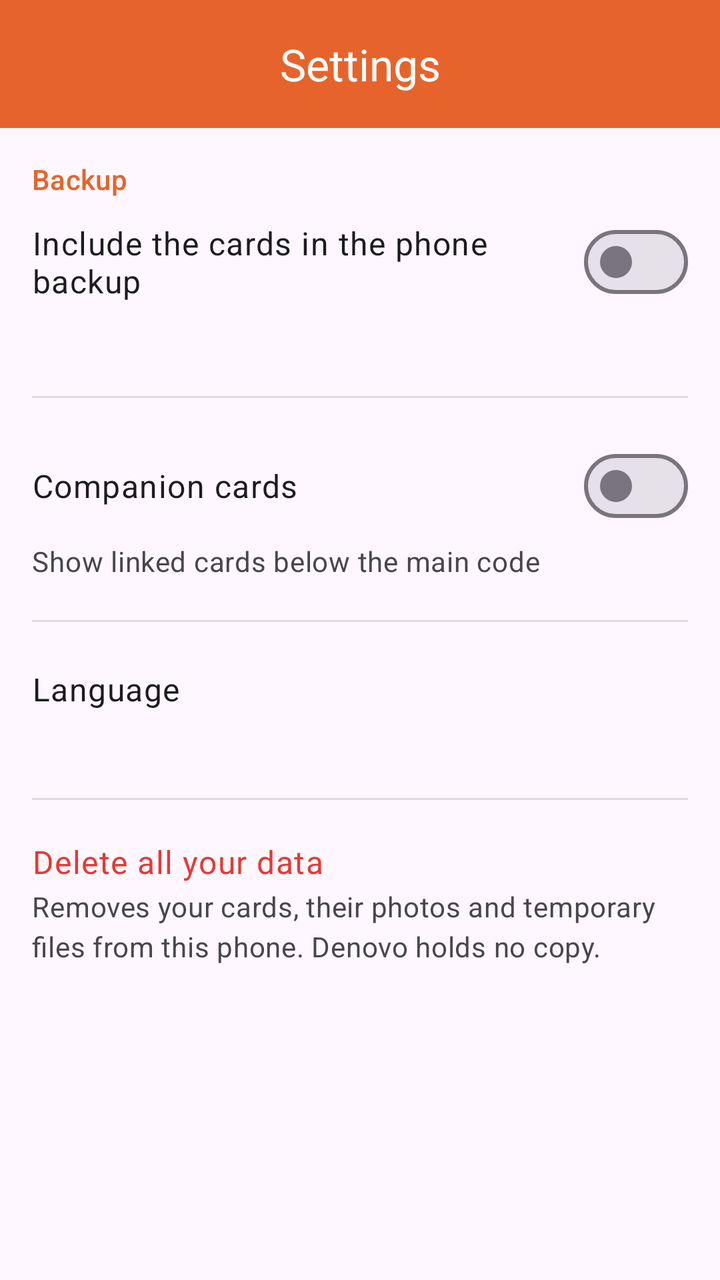
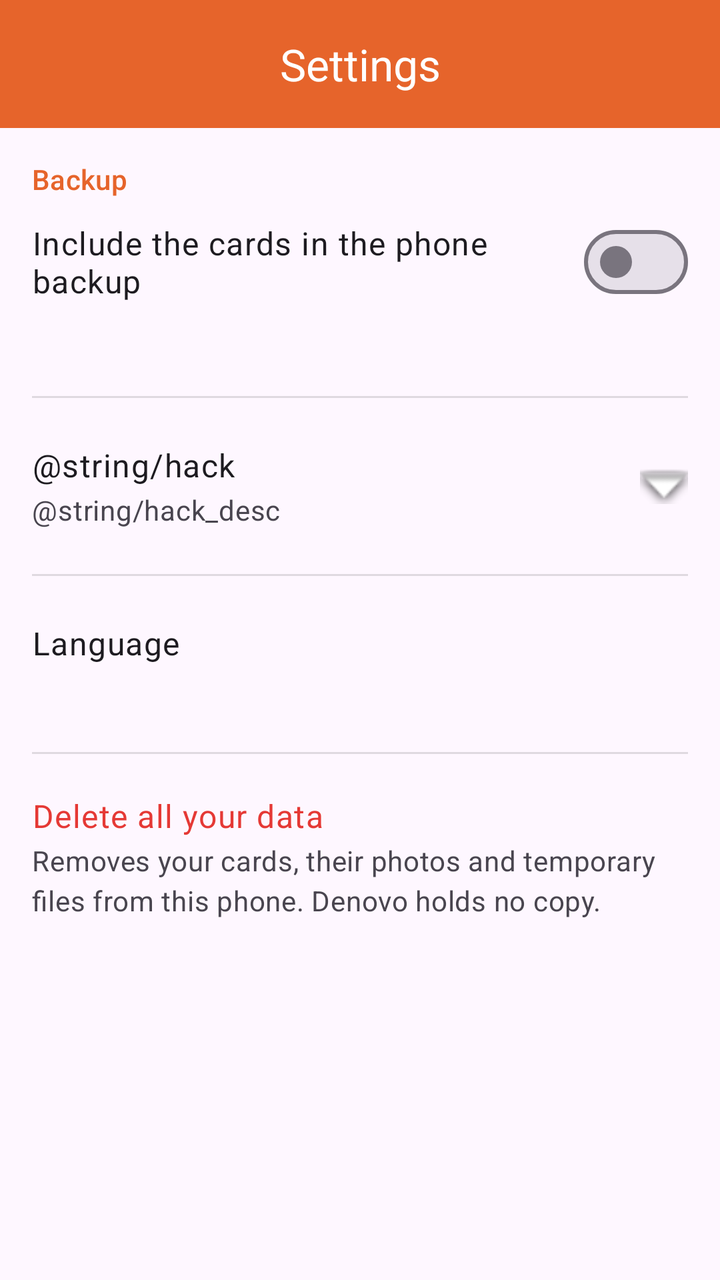

Before-and-after screenshots of an Android layout around one commit, followed by the original layout XML and the change that was made.
<!-- AndroidManifest.xml: application theme Tema.OpenCard -->
<!-- res/layout/activity_impostazioni.xml -->
<?xml version="1.0" encoding="utf-8"?>
<androidx.coordinatorlayout.widget.CoordinatorLayout
    xmlns:android="http://schemas.android.com/apk/res/android"
    xmlns:app="http://schemas.android.com/apk/res-auto"
    android:id="@+id/radice"
    android:layout_width="match_parent"
    android:layout_height="match_parent"
    android:fitsSystemWindows="true">

    <com.google.android.material.appbar.AppBarLayout
        android:layout_width="match_parent"
        android:layout_height="wrap_content"
        android:background="@color/brand"
        app:elevation="0dp">

        <com.google.android.material.appbar.MaterialToolbar
            android:id="@+id/barra"
            style="@style/Barra.OpenCard"
            android:layout_width="match_parent"
            android:layout_height="?attr/actionBarSize"
            app:title="@string/impostazioni"
            app:titleCentered="true" />
    </com.google.android.material.appbar.AppBarLayout>

    <androidx.core.widget.NestedScrollView
        android:layout_width="match_parent"
        android:layout_height="match_parent"
        android:fillViewport="true"
        app:layout_behavior="@string/appbar_scrolling_view_behavior">

        <LinearLayout
            android:layout_width="match_parent"
            android:layout_height="wrap_content"
            android:orientation="vertical"
            android:padding="16dp">

            <TextView
                android:layout_width="match_parent"
                android:layout_height="wrap_content"
                android:text="@string/backup"
                android:textAppearance="?attr/textAppearanceTitleSmall"
                android:textColor="@color/brand"
                android:paddingBottom="8dp" />

            <com.google.android.material.materialswitch.MaterialSwitch
                android:id="@+id/backup_cloud"
                android:layout_width="match_parent"
                android:layout_height="wrap_content"
                android:minHeight="48dp"
                android:text="@string/backup_cloud"
                android:textAppearance="?attr/textAppearanceBodyLarge" />

            <TextView
                android:id="@+id/backup_cloud_spiega"
                android:layout_width="match_parent"
                android:layout_height="wrap_content"
                android:paddingTop="4dp"
                android:textAppearance="?attr/textAppearanceBodyMedium"
                android:textColor="?android:attr/textColorSecondary" />

            <View
                android:layout_width="match_parent"
                android:layout_height="1dp"
                android:layout_marginTop="20dp"
                android:layout_marginBottom="20dp"
                android:background="?android:attr/listDivider" />

            <com.google.android.material.materialswitch.MaterialSwitch
                android:id="@+id/carte_compagne"
                android:layout_width="match_parent"
                android:layout_height="wrap_content"
                android:minHeight="48dp"
                android:text="@string/carte_compagne"
                android:textAppearance="?attr/textAppearanceBodyLarge" />

            <TextView
                android:id="@+id/compagne_spiega"
                android:layout_width="match_parent"
                android:layout_height="wrap_content"
                android:paddingTop="4dp"
                android:text="@string/compagne_desc"
                android:textAppearance="?attr/textAppearanceBodyMedium"
                android:textColor="?android:attr/textColorSecondary" />

            <View
                android:layout_width="match_parent"
                android:layout_height="1dp"
                android:layout_marginTop="20dp"
                android:layout_marginBottom="20dp"
                android:background="?android:attr/listDivider" />

            
            <LinearLayout
                android:id="@+id/riga_lingua"
                android:layout_width="match_parent"
                android:layout_height="wrap_content"
                android:orientation="vertical"
                android:minHeight="48dp"
                android:gravity="center_vertical"
                android:background="?attr/selectableItemBackground"
                android:clickable="true"
                android:focusable="true">

                <TextView
                    android:layout_width="match_parent"
                    android:layout_height="wrap_content"
                    android:text="@string/lingua"
                    android:textAppearance="?attr/textAppearanceBodyLarge" />

                <TextView
                    android:id="@+id/lingua_adesso"
                    android:layout_width="match_parent"
                    android:layout_height="wrap_content"
                    android:paddingTop="2dp"
                    android:textAppearance="?attr/textAppearanceBodyMedium"
                    android:textColor="?android:attr/textColorSecondary" />
            </LinearLayout>

            <View
                android:layout_width="match_parent"
                android:layout_height="1dp"
                android:layout_marginTop="20dp"
                android:layout_marginBottom="20dp"
                android:background="?android:attr/listDivider" />

            
            <LinearLayout
                android:id="@+id/riga_azzera"
                android:layout_width="match_parent"
                android:layout_height="wrap_content"
                android:orientation="vertical"
                android:minHeight="48dp"
                android:gravity="center_vertical"
                android:background="?attr/selectableItemBackground"
                android:clickable="true"
                android:focusable="true">

                <TextView
                    android:layout_width="match_parent"
                    android:layout_height="wrap_content"
                    android:text="@string/azzera"
                    android:textAppearance="?attr/textAppearanceBodyLarge"
                    android:textColor="@color/danger" />

                <TextView
                    android:layout_width="match_parent"
                    android:layout_height="wrap_content"
                    android:paddingTop="2dp"
                    android:text="@string/azzera_sottotitolo"
                    android:textAppearance="?attr/textAppearanceBodyMedium"
                    android:textColor="?android:attr/textColorSecondary" />
            </LinearLayout>
        </LinearLayout>
    </androidx.core.widget.NestedScrollView>
</androidx.coordinatorlayout.widget.CoordinatorLayout>
<!-- resources referenced by this layout -->
<resources>
  <color name="brand">#E6642B</color>
  <color name="danger">#E53935</color>
  <string name="azzera">Delete all your data</string>
  <string name="azzera_sottotitolo">Removes your cards, their photos and temporary files from this phone. Denovo holds no copy.</string>
  <string name="backup">Backup</string>
  <string name="backup_cloud">Include the cards in the phone backup</string>
  <string name="carte_compagne">Companion cards</string>
  <string name="compagne_desc">Show linked cards below the main code</string>
  <string name="impostazioni">Settings</string>
  <string name="lingua">Language</string>
  <style name="Barra.OpenCard" parent="Widget.Material3.Toolbar">
          <item name="android:background">@color/brand</item>
          <item name="titleTextColor">@color/on_brand</item>
          <item name="subtitleTextColor">@color/on_brand</item>
          <item name="android:theme">@style/ThemeOverlay.Material3.Dark.ActionBar</item>
          
          <item name="popupTheme">@style/ThemeOverlay.Material3.Light</item>
      </style>
  <style name="Tema.OpenCard" parent="Theme.Material3.DayNight.NoActionBar">
          <item name="colorPrimary">@color/brand</item>
          <item name="colorOnPrimary">@color/on_brand</item>
          <item name="colorSecondary">@color/brand</item>
          <item name="colorOnSecondary">@color/on_brand</item>
          <item name="android:statusBarColor" tools:targetApi="21">@color/brand</item>
          <item name="android:windowLightStatusBar" tools:targetApi="23">false</item>
          
          <item name="coordinatorLayoutStyle">@style/Radice.OpenCard</item>
      </style>
  <color name="on_brand">#FFFFFF</color>
  <style name="Radice.OpenCard" parent="android:Widget">
          <item name="statusBarBackground">@color/brand</item>
      </style>
</resources>

<!-- the commit's change to res/layout/activity_impostazioni.xml (unified diff, before → after) -->
@@ -65,22 +65,88 @@
                 android:layout_marginBottom="20dp"
                 android:background="?android:attr/listDivider" />
 
-            <com.google.android.material.materialswitch.MaterialSwitch
-                android:id="@+id/carte_compagne"
-                android:layout_width="match_parent"
-                android:layout_height="wrap_content"
-                android:minHeight="48dp"
-                android:text="@string/carte_compagne"
-                android:textAppearance="?attr/textAppearanceBodyLarge" />
-
-            <TextView
-                android:id="@+id/compagne_spiega"
-                android:layout_width="match_parent"
-                android:layout_height="wrap_content"
-                android:paddingTop="4dp"
-                android:text="@string/compagne_desc"
-                android:textAppearance="?attr/textAppearanceBodyMedium"
-                android:textColor="?android:attr/textColorSecondary" />
+            <LinearLayout
+                android:id="@+id/hack_riga"
+                android:layout_width="match_parent"
+                android:layout_height="wrap_content"
+                android:orientation="horizontal"
+                android:minHeight="48dp"
+                android:gravity="center_vertical"
+                android:background="?attr/selectableItemBackground"
+                android:clickable="true"
+                android:focusable="true">
+
+                <LinearLayout
+                    android:layout_width="0dp"
+                    android:layout_height="wrap_content"
+                    android:layout_weight="1"
+                    android:orientation="vertical">
+
+                    <TextView
+                        android:layout_width="match_parent"
+                        android:layout_height="wrap_content"
+                        android:text="@string/hack"
+                        android:textAppearance="?attr/textAppearanceBodyLarge" />
+
+                    <TextView
+                        android:layout_width="match_parent"
+                        android:layout_height="wrap_content"
+                        android:paddingTop="2dp"
+                        android:text="@string/hack_desc"
+                        android:textAppearance="?attr/textAppearanceBodyMedium"
+                        android:textColor="?android:attr/textColorSecondary" />
+                </LinearLayout>
+
+                <ImageView
+                    android:id="@+id/hack_freccia"
+                    android:layout_width="24dp"
+                    android:layout_height="24dp"
+                    android:layout_marginStart="8dp"
+                    android:src="@android:drawable/arrow_down_float"
+                    android:contentDescription="@null" />
+            </LinearLayout>
+
+            <LinearLayout
+                android:id="@+id/hack_contenuto"
+                android:layout_width="match_parent"
+                android:layout_height="wrap_content"
+                android:orientation="vertical"
+                android:paddingStart="16dp"
+                android:visibility="gone">
+
+                <com.google.android.material.materialswitch.MaterialSwitch
+                    android:id="@+id/due_colonne"
+                    android:layout_width="match_parent"
+                    android:layout_height="wrap_content"
+                    android:minHeight="48dp"
+                    android:text="@string/due_colonne"
+                    android:textAppearance="?attr/textAppearanceBodyLarge" />
+
+                <TextView
+                    android:layout_width="match_parent"
+                    android:layout_height="wrap_content"
+                    android:paddingTop="4dp"
+                    android:text="@string/due_colonne_desc"
+                    android:textAppearance="?attr/textAppearanceBodyMedium"
+                    android:textColor="?android:attr/textColorSecondary" />
+
+                <com.google.android.material.materialswitch.MaterialSwitch
+                    android:id="@+id/carte_compagne"
+                    android:layout_width="match_parent"
+                    android:layout_height="wrap_content"
+                    android:minHeight="48dp"
+                    android:layout_marginTop="8dp"
+                    android:text="@string/carte_compagne"
+                    android:textAppearance="?attr/textAppearanceBodyLarge" />
+
+                <TextView
+                    android:layout_width="match_parent"
+                    android:layout_height="wrap_content"
+                    android:paddingTop="4dp"
+                    android:text="@string/compagne_desc"
+                    android:textAppearance="?attr/textAppearanceBodyMedium"
+                    android:textColor="?android:attr/textColorSecondary" />
+            </LinearLayout>
 
             <View
                 android:layout_width="match_parent"
<!-- resource entries referenced after the edit -->
@@ -8,6 +8,7 @@
   <string name="backup_cloud">Include the cards in the phone backup</string>
   <string name="carte_compagne">Companion cards</string>
   <string name="compagne_desc">Show linked cards below the main code</string>
+  <string name="due_colonne">Two columns</string>
   <string name="impostazioni">Settings</string>
   <string name="lingua">Language</string>
   <style name="Barra.OpenCard" parent="Widget.Material3.Toolbar">
